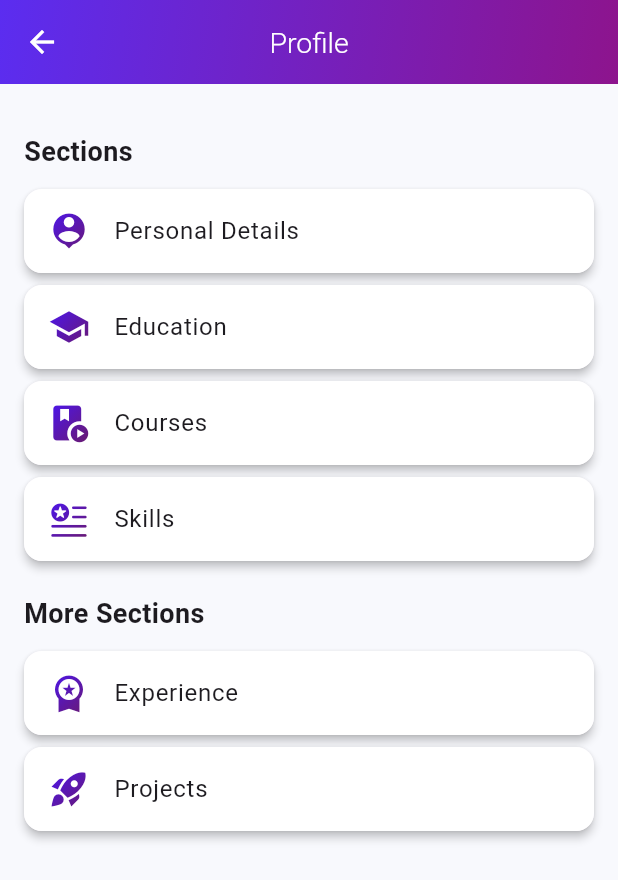
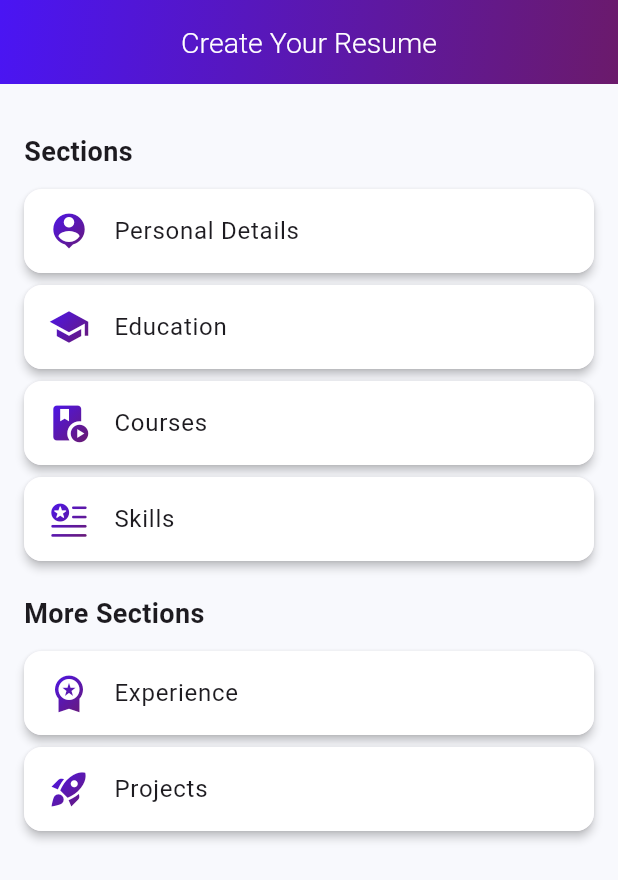
Before and after one commit to Sedraalsabagh/salamhack, a Flutter app: the ProfileScreen screen opened directly, on a phone screen of 412 x 824 dp. Shown: the top 880 px of the screen. Run offline on Flutter 3.47's test engine with Material 3 defaults, Android fonts, the light colour scheme and no system bars; our stand-ins replace animate_do, bloc, dio, equatable, file_picker, flutter_bloc and 4 more; accounts and stored records are empty; network calls fail.

Commit message:
add/CusotmBar

```diff
--- a/lib/presentaion/screen/Home.dart
+++ b/lib/presentaion/screen/Home.dart
@@ -1,4 +1,5 @@
 import 'package:devloper_app/business_logic/cubit/recommentaion_cubit.dart';
+import 'package:devloper_app/presentaion/screen/widget/custom_app_bar.dart';
 import 'package:devloper_app/presentaion/screen/widget/opportunity_reco.dart';
 import 'package:devloper_app/business_logic/cubit/job_opportunities_cubit.dart';
 import 'package:devloper_app/business_logic/cubit/job_opportunities_state.dart';
@@ -35,6 +36,7 @@ class _HomePageState extends State<HomePage> {
   @override
   Widget build(BuildContext context) {
     return Scaffold(
+      appBar:const CustomAppBar(title: "Home"),
       body: SafeArea(
         child: Column(
           children: [
--- a/lib/presentaion/screen/profile_screen.dart
+++ b/lib/presentaion/screen/profile_screen.dart
@@ -1,3 +1,4 @@
+import 'package:devloper_app/presentaion/screen/widget/custom_app_bar.dart';
 import 'package:flutter/cupertino.dart';
 import 'package:flutter/material.dart';
 import 'package:flutter_bloc/flutter_bloc.dart'; // ة
@@ -20,25 +21,7 @@ class ProfileScreen extends StatelessWidget {
   Widget build(BuildContext context) {
     return Scaffold(
       backgroundColor: const Color(0xfff8f9fD),
-      appBar: AppBar(
-        title: const Text(
-          'Profile',
-          style: TextStyle(
-              color: Colors.white, fontSize: 19, fontWeight: FontWeight.w300),
-        ),
-        centerTitle: true,
-        leading: const Icon(
-          Icons.arrow_back,
-          color: Colors.white,
-        ),
-        flexibleSpace: Container(
-          decoration: const BoxDecoration(
-              gradient: LinearGradient(colors: [
-            Color.fromARGB(255, 91, 45, 240),
-            Color.fromARGB(255, 141, 20, 141),
-          ], begin: Alignment.topLeft, end: Alignment.bottomRight)),
-        ),
-      ),
+      appBar: const CustomAppBar(title: "Create Your Resume"),
       body: BlocProvider(
         create: (_) => CvCubit(CVRepository(cvWebServices: CVWebServices())),
         child: BlocConsumer<CvCubit, CvState>(
--- a/lib/presentaion/screen/quiz_screen.dart
+++ b/lib/presentaion/screen/quiz_screen.dart
@@ -63,7 +63,10 @@ class _QuizScreenState extends State<QuizScreen> {
                 color: Colors.white, fontSize: 20, fontWeight: FontWeight.w500),
           ),
           centerTitle: true,
-           leading: const Icon(Icons.arrow_back, color: Colors.white),
+          leading: IconButton(
+        icon: const Icon(Icons.arrow_back, color: Colors.white),
+        onPressed: () => Navigator.of(context).pop(),
+        ),
           flexibleSpace: Container(
             decoration: const BoxDecoration(
               gradient: LinearGradient(
--- a/lib/presentaion/screen/widget/bouttom_navigation.dart
+++ b/lib/presentaion/screen/widget/bouttom_navigation.dart
@@ -58,15 +58,15 @@ class _BottomNavigationState extends State<BottomNavigation> {
                 ),
                 BottomNavigationBarItem(
                   icon: Icon(Icons.create, size: 25),
-                  label: "Create CV",
+                  label: "Create Resume",
                 ),
                 BottomNavigationBarItem(
                   icon: Icon(Icons.fact_check),
-                  label: "Evaluate",
+                  label: "Evaluate Resume",
                 ),
                 BottomNavigationBarItem(
                   icon: Icon(Icons.autorenew), // Convert CV
-                  label: "Convert CV",
+                  label: "Convert Resume",
                 ),
                 // BottomNavigationBarItem(
                 //     icon: Icon(Icons.question_answer_outlined), label: "Quiz")
--- /dev/null
+++ b/lib/presentaion/screen/widget/custom_app_bar.dart
@@ -0,0 +1,33 @@
+import 'package:flutter/material.dart';
+import '../../../constants/Colors.dart';
+class CustomAppBar extends StatelessWidget implements PreferredSizeWidget {
+  final String title;
+  final Color backgroundColor;
+  final Color textColor;
+
+  const CustomAppBar({
+    Key? key,
+    required this.title,
+    this.backgroundColor = Colors.blue,
+    this.textColor = Colors.white,
+  }) : super(key: key);
+
+  @override
+  Widget build(BuildContext context) {
+    return AppBar(
+      centerTitle: true,
+      leading: Container(),
+      title: Text(
+        title,
+        style: const TextStyle(
+                color: Colors.white, fontSize: 19, fontWeight: FontWeight.w300),
+      ),
+      flexibleSpace: Container(
+            decoration: BoxDecoration(gradient: MyColors.myGreadient1),
+          ),
+    );
+  }
+
+  @override
+  Size get preferredSize => const Size.fromHeight(kToolbarHeight);
+}
```
Also changed, not shown: lib/presentaion/screen/ResumeEvaluator.dart (+3 -17 lines), lib/presentaion/screen/convertCV.dart (+4 -21 lines).
